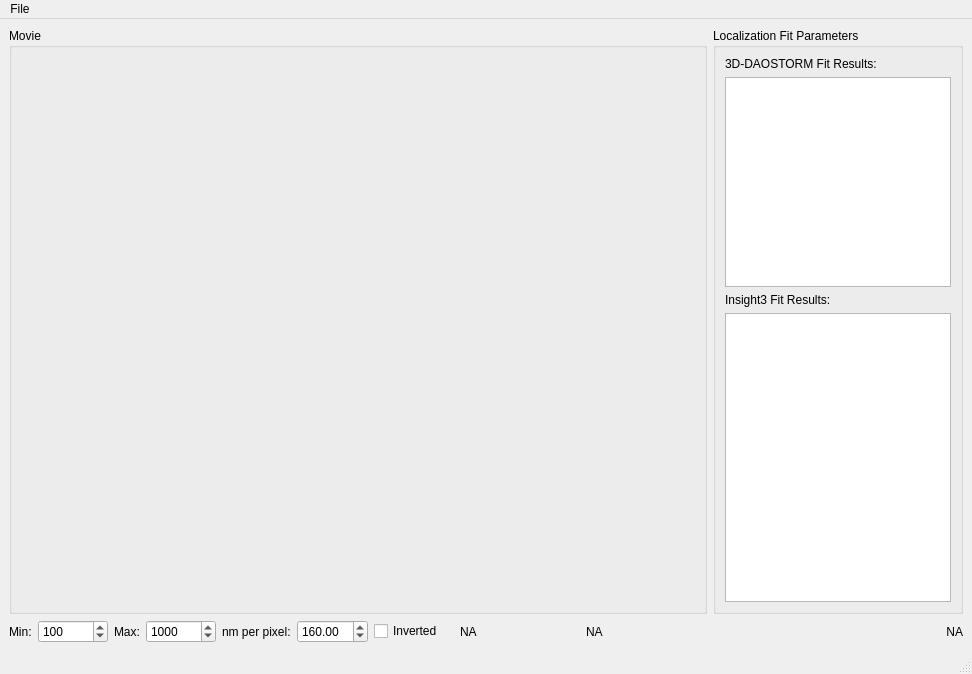
Before: the Qt Designer form visualizer/visualizer.ui in ZhuangLab/storm-analysis, drawn with Qt 5.
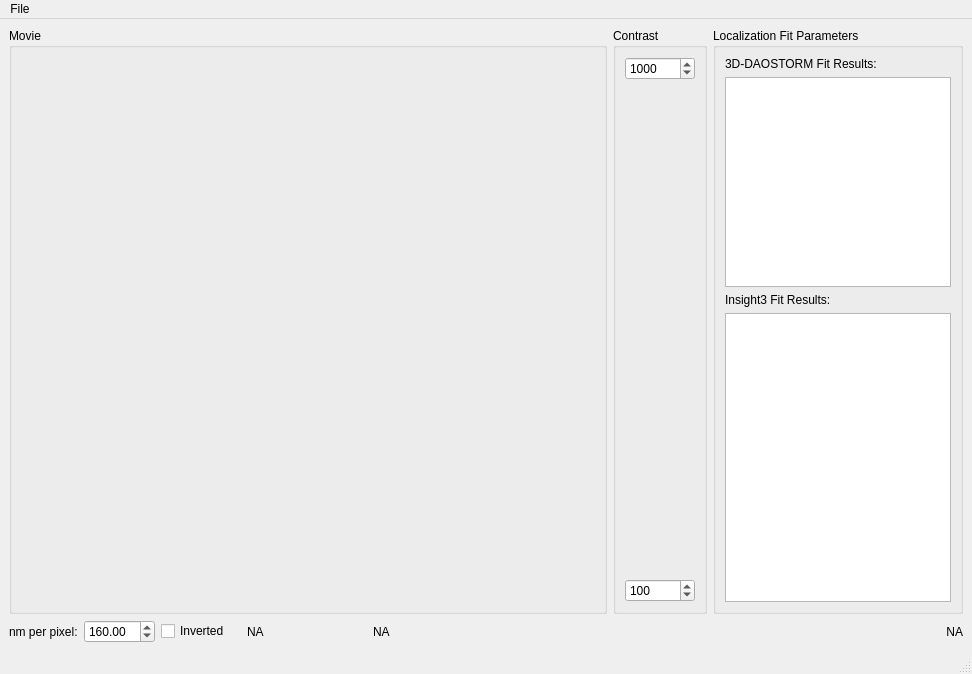
After: the same form once the commit is applied.

Commit message: Add a range slider to the visualizer.

```diff
--- a/visualizer/visualizer.ui
+++ b/visualizer/visualizer.ui
@@ -30,6 +30,62 @@
         </property>
        </widget>
       </item>
+      <item>
+       <widget class="QGroupBox" name="rangeGroupBox">
+        <property name="title">
+         <string>Contrast</string>
+        </property>
+        <layout class="QVBoxLayout" name="verticalLayout_2">
+         <item>
+          <widget class="QSpinBox" name="maxSpinBox">
+           <property name="minimumSize">
+            <size>
+             <width>70</width>
+             <height>0</height>
+            </size>
+           </property>
+           <property name="maximumSize">
+            <size>
+             <width>70</width>
+             <height>16777215</height>
+            </size>
+           </property>
+           <property name="maximum">
+            <number>20000</number>
+           </property>
+           <property name="value">
+            <number>1000</number>
+           </property>
+          </widget>
+         </item>
+         <item>
+          <widget class="QWidget" name="rangeSliderWidget" native="true"/>
+         </item>
+         <item>
+          <widget class="QSpinBox" name="minSpinBox">
+           <property name="minimumSize">
+            <size>
+             <width>70</width>
+             <height>0</height>
+            </size>
+           </property>
+           <property name="maximumSize">
+            <size>
+             <width>70</width>
+             <height>16777215</height>
+            </size>
+           </property>
+           <property name="maximum">
+            <number>20000</number>
+           </property>
+           <property name="value">
+            <number>100</number>
+           </property>
+          </widget>
+         </item>
+        </layout>
+       </widget>
+      </item>
       <item>
        <widget class="QGroupBox" name="groupBox">
         <property name="maximumSize">
@@ -113,76 +169,6 @@
     </item>
     <item row="1" column="0">
      <layout class="QHBoxLayout" name="horizontalLayout_2">
-      <item>
-       <widget class="QLabel" name="minLabel">
-        <property name="maximumSize">
-         <size>
-          <width>30</width>
-          <height>16777215</height>
-         </size>
-        </property>
-        <property name="text">
-         <string>Min:</string>
-        </property>
-       </widget>
-      </item>
-      <item>
-       <widget class="QSpinBox" name="minSpinBox">
-        <property name="minimumSize">
-         <size>
-          <width>70</width>
-          <height>0</height>
-         </size>
-        </property>
-        <property name="maximumSize">
-         <size>
-          <width>70</width>
-          <height>16777215</height>
-         </size>
-        </property>
-        <property name="maximum">
-         <number>20000</number>
-        </property>
-        <property name="value">
-         <number>100</number>
-        </property>
-       </widget>
-      </item>
-      <item>
-       <widget class="QLabel" name="maxLabel">
-        <property name="maximumSize">
-         <size>
-          <width>40</width>
-          <height>16777215</height>
-         </size>
-        </property>
-        <property name="text">
-         <string>Max:</string>
-        </property>
-       </widget>
-      </item>
-      <item>
-       <widget class="QSpinBox" name="maxSpinBox">
-        <property name="minimumSize">
-         <size>
-          <width>70</width>
-          <height>0</height>
-         </size>
-        </property>
-        <property name="maximumSize">
-         <size>
-          <width>70</width>
-          <height>16777215</height>
-         </size>
-        </property>
-        <property name="maximum">
-         <number>20000</number>
-        </property>
-        <property name="value">
-         <number>1000</number>
-        </property>
-       </widget>
-      </item>
       <item>
        <widget class="QLabel" name="nmPerPixLabel">
         <property name="text">
@@ -272,15 +258,21 @@
       </item>
       <item>
        <widget class="QLabel" name="fileLabel">
+        <property name="sizePolicy">
+         <sizepolicy hsizetype="Preferred" vsizetype="Preferred">
+          <horstretch>0</horstretch>
+          <verstretch>0</verstretch>
+         </sizepolicy>
+        </property>
         <property name="minimumSize">
          <size>
-          <width>200</width>
+          <width>300</width>
           <height>0</height>
          </size>
         </property>
         <property name="maximumSize">
          <size>
-          <width>200</width>
+          <width>300</width>
           <height>16777215</height>
          </size>
         </property>
```
The commit also changes 3 other files.
